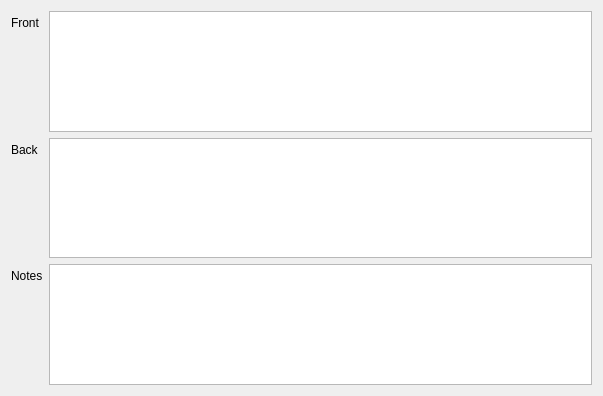
t123yh/Memorized, file plaincardeditorwidget.ui: the form before one commit.
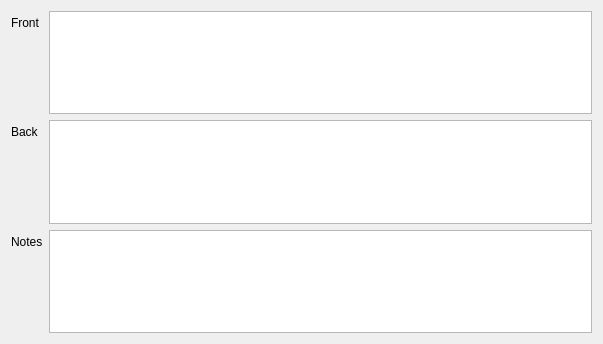
The form after the commit.

Commit message: Adjust font size.

The edit to the form file:
```diff
--- a/plaincardeditorwidget.ui
+++ b/plaincardeditorwidget.ui
@@ -7,7 +7,7 @@
     <x>0</x>
     <y>0</y>
     <width>603</width>
-    <height>396</height>
+    <height>344</height>
    </rect>
   </property>
   <property name="windowTitle">
@@ -38,13 +38,25 @@
       </widget>
      </item>
      <item row="1" column="1">
-      <widget class="QTextEdit" name="te_Back"/>
+      <widget class="QTextEdit" name="te_Back">
+       <property name="styleSheet">
+        <string notr="true">font-size: 8pt;</string>
+       </property>
+      </widget>
      </item>
      <item row="2" column="1">
-      <widget class="QTextEdit" name="te_Notes"/>
+      <widget class="QTextEdit" name="te_Notes">
+       <property name="styleSheet">
+        <string notr="true">font-size: 8pt;</string>
+       </property>
+      </widget>
      </item>
      <item row="0" column="1">
-      <widget class="QTextEdit" name="te_Front"/>
+      <widget class="QTextEdit" name="te_Front">
+       <property name="styleSheet">
+        <string notr="true">font-size: 8pt;</string>
+       </property>
+      </widget>
      </item>
     </layout>
    </item>
```
The commit also changes 1 other file.
